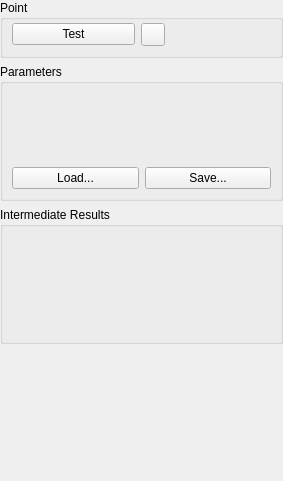
The window that AcfSln/Include/iqtipr/CValueSupplierGuiComp.ui (ImagingTools/AcfPublic) describes before a commit, drawn with Qt 5.
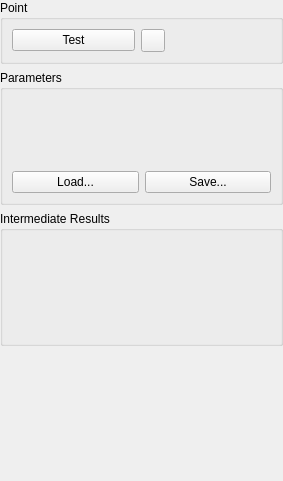
The same window after the commit. Icons and pictures are not drawn.

The edit to the form file:
```diff
--- a/AcfSln/Include/iqtipr/CValueSupplierGuiComp.ui
+++ b/AcfSln/Include/iqtipr/CValueSupplierGuiComp.ui
@@ -35,9 +35,6 @@
       <property name="leftMargin">
        <number>9</number>
       </property>
-      <property name="topMargin">
-       <number>3</number>
-      </property>
       <property name="rightMargin">
        <number>9</number>
       </property>
```
